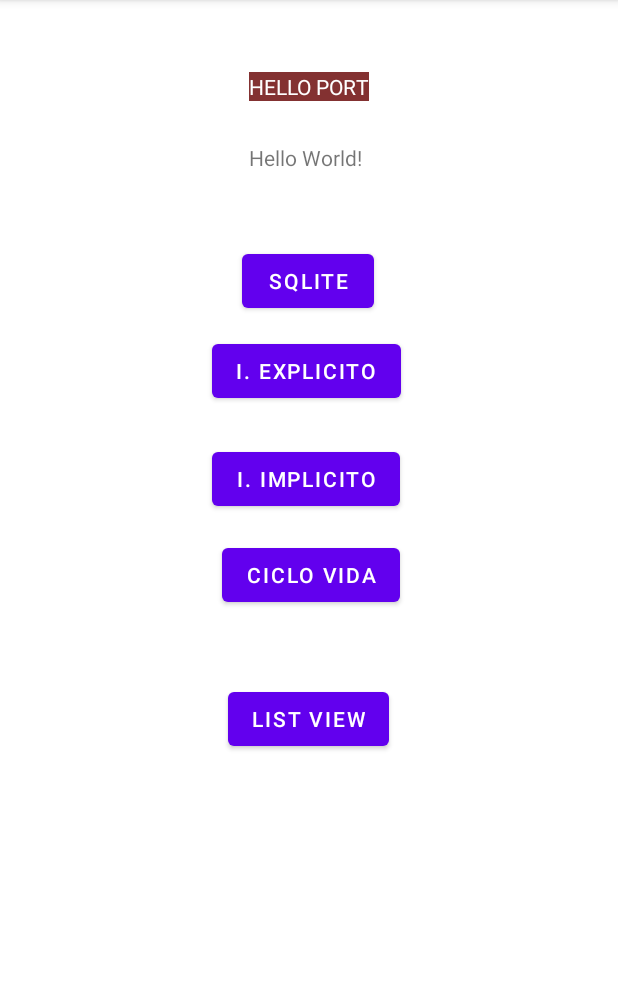
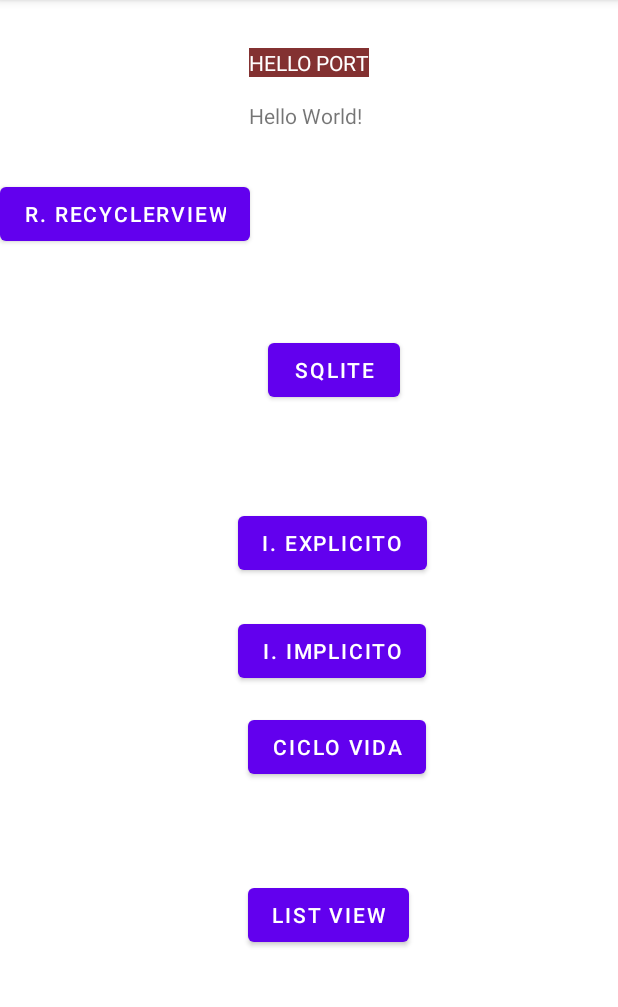
Before and after one commit to 2022B-Software-Computacion/caranqui-yaguarshungo-kevin-fernando, an Android app: the screen it shows after launch (MainActivity), on a phone screen of 412 x 824 dp, the part 84-1091 px from its top. Run offline under Robolectric (Android 15) with nearby library versions, the phone set to English and light mode, and no system bars.

Commit message:
Hasta ReclyclerView Ejecucion

```diff
--- a/01-android/app/src/main/java/com/example/kfcyapplication/FRecyckerViewAdctadorNombreCedula.kt
+++ b/01-android/app/src/main/java/com/example/kfcyapplication/FRecyclerViewAdaptadorNombreCedula.kt
@@ -7,11 +7,11 @@ import android.widget.Button
 import android.widget.TextView
 import androidx.recyclerview.widget.RecyclerView
 
-class FRecyckerViewAdctadorNombreCedula (
+class FRecyclerViewAdaptadorNombreCedula (
     private val contexto: GRecyclerView,
     private val lista: ArrayList<BEntrenador>,
     private val recyclerView: RecyclerView
-    ): RecyclerView.Adapter<FRecyckerViewAdctadorNombreCedula.MyviewHolder>(){
+    ): RecyclerView.Adapter<FRecyclerViewAdaptadorNombreCedula.MyviewHolder>(){
         inner class MyviewHolder(view:View): RecyclerView.ViewHolder(view){
             //ponemos las variables que tenemos en la irtefaz Recycler
             val nombreTextView: TextView
--- a/01-android/app/src/main/java/com/example/kfcyapplication/MainActivity.kt
+++ b/01-android/app/src/main/java/com/example/kfcyapplication/MainActivity.kt
@@ -92,6 +92,12 @@ class MainActivity : AppCompatActivity() {
             .setOnClickListener {
                 irActividad(ECrudEntrenador::class.java)
             }
+
+        val botonRView = findViewById<Button>(R.id.btn_revcycler_view)
+        botonRView
+            .setOnClickListener {
+                irActividad(GRecyclerView::class.java)
+            }
     }
 
     fun abrirActividadConParametros(
--- a/01-android/app/src/main/res/layout/activity_main.xml
+++ b/01-android/app/src/main/res/layout/activity_main.xml
@@ -6,11 +6,20 @@
     android:layout_height="match_parent"
     tools:context=".MainActivity">
 
+    <Button
+        android:id="@+id/btn_revcycler_view"
+        android:layout_width="wrap_content"
+        android:layout_height="wrap_content"
+        android:layout_marginTop="32dp"
+        android:text="R. RecyclerView"
+        app:layout_constraintTop_toBottomOf="@+id/textView"
+        tools:layout_editor_absoluteX="121dp" />
+
     <TextView
         android:id="@+id/textView2"
         android:layout_width="wrap_content"
         android:layout_height="wrap_content"
-        android:layout_marginTop="48dp"
+        android:layout_marginTop="32dp"
         android:background="#833131"
         android:text="@string/mensaje"
         android:textColor="#FFFFFF"
@@ -22,7 +31,7 @@
         android:id="@+id/textView"
         android:layout_width="wrap_content"
         android:layout_height="wrap_content"
-        android:layout_marginTop="28dp"
+        android:layout_marginTop="16dp"
         android:text="Hello World!"
         app:layout_constraintEnd_toEndOf="@+id/textView2"
         app:layout_constraintHorizontal_bias="0.0"
@@ -33,10 +42,10 @@
         android:id="@+id/btn_ir_list_view"
         android:layout_width="wrap_content"
         android:layout_height="wrap_content"
-        android:layout_marginTop="48dp"
+        android:layout_marginTop="64dp"
         android:text="List view"
         app:layout_constraintEnd_toEndOf="@+id/btn_ciclo_vida"
-        app:layout_constraintHorizontal_bias="0.333"
+        app:layout_constraintHorizontal_bias="0.0"
         app:layout_constraintStart_toStartOf="@+id/btn_ciclo_vida"
         app:layout_constraintTop_toBottomOf="@+id/btn_ciclo_vida" />
 
@@ -47,10 +56,10 @@
         android:text="Ciclo Vida"
         app:layout_constraintBottom_toBottomOf="parent"
         app:layout_constraintEnd_toEndOf="parent"
-        app:layout_constraintHorizontal_bias="0.505"
+        app:layout_constraintHorizontal_bias="0.563"
         app:layout_constraintStart_toStartOf="parent"
         app:layout_constraintTop_toTopOf="parent"
-        app:layout_constraintVertical_bias="0.499" />
+        app:layout_constraintVertical_bias="0.658" />
 
     <Button
         android:id="@+id/btn_ir_intent_implicito"
@@ -83,6 +92,7 @@
         app:layout_constraintBottom_toTopOf="@+id/btn_intent"
         app:layout_constraintEnd_toEndOf="@+id/btn_intent"
         app:layout_constraintHorizontal_bias="0.531"
-        app:layout_constraintStart_toStartOf="@+id/btn_intent" />
+        app:layout_constraintStart_toStartOf="@+id/btn_intent"
+        app:layout_constraintTop_toBottomOf="@+id/btn_revcycler_view" />
 
 </androidx.constraintlayout.widget.ConstraintLayout>
```
Also changed, not shown: 01-android/app/src/main/AndroidManifest.xml (+13 -5 lines), 01-android/app/src/main/java/com/example/kfcyapplication/GRecyclerView.kt (+42 -1 lines), 01-android/app/src/main/res/layout/activity_grecycler_view.xml (added, +30 -0 lines), 01-android/app/src/main/res/layout/recycler_view_vista.xml (+4 -4 lines).
